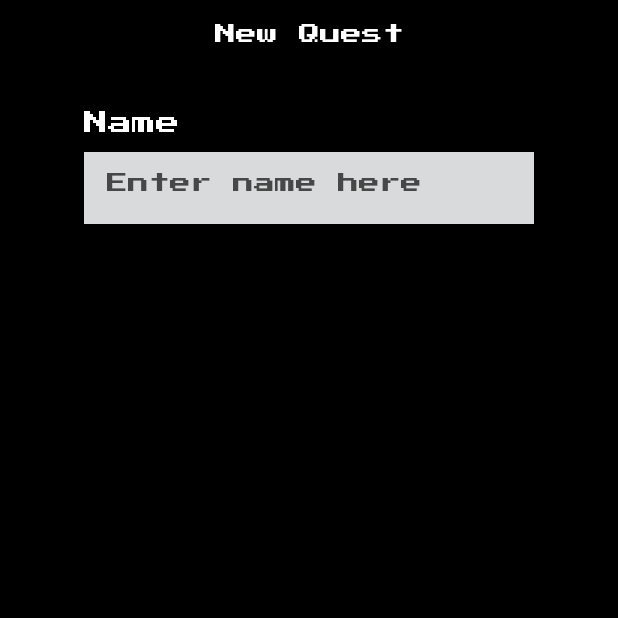
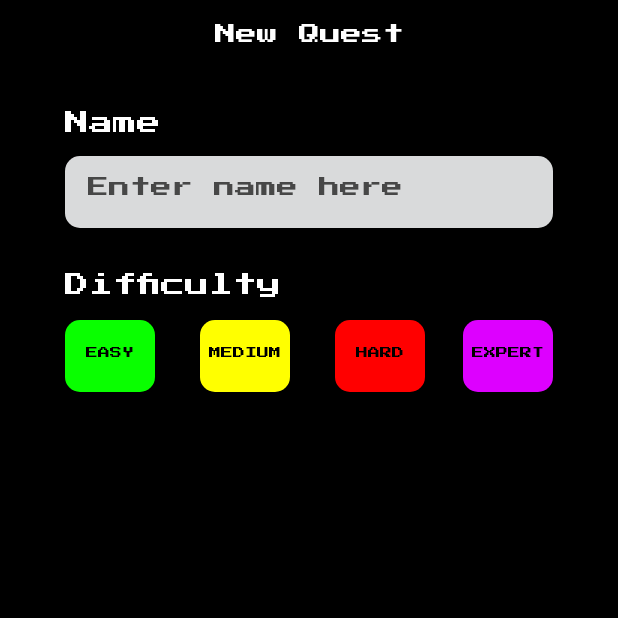
Before and after one commit to bjyoung/Level-Up, an Android app: the fragment NewQuest shown on its own in the app's theme, on a phone screen of 412 x 824 dp, the top half of it. Run offline under Robolectric (Android 15) with nearby library versions, the phone set to English and light mode, and no system bars.

Commit message:
Give rounded edges to input field and buttons

```diff
--- /dev/null
+++ b/app/src/main/res/drawable/rounded_rectangle.xml
@@ -0,0 +1,4 @@
+<?xml version="1.0" encoding="utf-8"?>
+<shape xmlns:android="http://schemas.android.com/apk/res/android" android:shape="rectangle" android:padding="10dp">
+    <corners android:radius="10dp" />
+</shape>
--- a/app/src/main/res/layout/new_quest.xml
+++ b/app/src/main/res/layout/new_quest.xml
@@ -4,6 +4,20 @@
     android:layout_width="match_parent"
     android:layout_height="match_parent"
     android:background="@color/background_primary">
+
+    <TextView
+        android:id="@+id/DifficultyLabel"
+        android:layout_width="148dp"
+        android:layout_height="20dp"
+        android:layout_marginTop="30dp"
+        android:fontFamily="@font/press_start_2p"
+        android:text="@string/difficulty_selector_label"
+        android:textColor="@color/text_primary"
+        android:textSize="16sp"
+        app:layout_constraintEnd_toEndOf="@+id/ExpertButton"
+        app:layout_constraintHorizontal_bias="0.0"
+        app:layout_constraintStart_toStartOf="@+id/EasyButton"
+        app:layout_constraintTop_toBottomOf="@+id/NameInput" />
 
     <TextView
         android:id="@+id/NewQuestLabel"
@@ -34,11 +48,12 @@
 
     <EditText
         android:id="@+id/NameInput"
-        android:layout_width="300dp"
+        android:layout_width="325dp"
         android:layout_height="wrap_content"
-        android:layout_marginTop="5dp"
+        android:layout_marginTop="8dp"
         android:autofillHints="event_name"
-        android:background="@color/background_secondary"
+        android:background="@drawable/rounded_rectangle"
+        android:backgroundTint="@color/background_secondary"
         android:ems="10"
         android:fontFamily="@font/press_start_2p"
         android:hint="@string/name_hint"
@@ -51,4 +66,69 @@
         app:layout_constraintEnd_toEndOf="parent"
         app:layout_constraintStart_toStartOf="parent"
         app:layout_constraintTop_toBottomOf="@+id/NameLabel" />
+
+    <androidx.appcompat.widget.AppCompatButton
+        android:id="@+id/EasyButton"
+        android:layout_width="60dp"
+        android:layout_height="48dp"
+        android:background="@drawable/rounded_rectangle"
+        android:backgroundTint="@color/easy"
+        android:fontFamily="@font/press_start_2p"
+        android:text="@string/easy_label"
+        android:textColor="@color/text_secondary"
+        android:textSize="8sp"
+        app:layout_constraintBottom_toBottomOf="parent"
+        app:layout_constraintStart_toStartOf="@+id/NameInput"
+        app:layout_constraintTop_toBottomOf="@+id/DifficultyLabel"
+        app:layout_constraintVertical_bias="0.01999998" />
+
+    <androidx.appcompat.widget.AppCompatButton
+        android:id="@+id/MediumButton"
+        android:layout_width="60dp"
+        android:layout_height="48dp"
+        android:layout_marginStart="30dp"
+        android:background="@drawable/rounded_rectangle"
+        android:backgroundTint="@color/medium"
+        android:fontFamily="@font/press_start_2p"
+        android:text="@string/medium_label"
+        android:textColor="@color/text_secondary"
+        android:textSize="8sp"
+        app:layout_constraintBottom_toBottomOf="parent"
+        app:layout_constraintStart_toEndOf="@+id/EasyButton"
+        app:layout_constraintTop_toTopOf="@+id/EasyButton"
+        app:layout_constraintVertical_bias="0.0" />
+
+    <androidx.appcompat.widget.AppCompatButton
+        android:id="@+id/HardButton"
+        android:layout_width="60dp"
+        android:layout_height="48dp"
+        android:layout_marginStart="30dp"
+        android:background="@drawable/rounded_rectangle"
+        android:backgroundTint="@color/hard"
+        android:fontFamily="@font/press_start_2p"
+        android:text="@string/hard_label"
+        android:textColor="@color/text_secondary"
+        android:textSize="8sp"
+        app:layout_constraintBottom_toBottomOf="parent"
+        app:layout_constraintStart_toEndOf="@+id/MediumButton"
+        app:layout_constraintTop_toTopOf="@+id/MediumButton"
+        app:layout_constraintVertical_bias="0.0" />
+
+    <androidx.appcompat.widget.AppCompatButton
+        android:id="@+id/ExpertButton"
+        android:layout_width="60dp"
+        android:layout_height="48dp"
+        android:background="@drawable/rounded_rectangle"
+        android:backgroundTint="@color/expert"
+        android:fontFamily="@font/press_start_2p"
+        android:text="@string/expert_label"
+        android:textColor="@color/text_secondary"
+        android:textSize="8sp"
+        app:layout_constraintBottom_toBottomOf="parent"
+        app:layout_constraintEnd_toEndOf="@+id/NameInput"
+        app:layout_constraintHorizontal_bias="1.0"
+        app:layout_constraintStart_toEndOf="@+id/HardButton"
+        app:layout_constraintTop_toTopOf="@+id/HardButton"
+        app:layout_constraintVertical_bias="0.0" />
+
 </androidx.constraintlayout.widget.ConstraintLayout>
```
